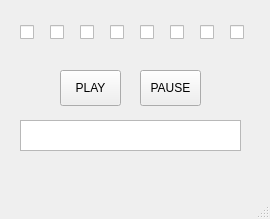
Qt form mainwindow.ui (blankoner/SimpleSequencer) before a commit.
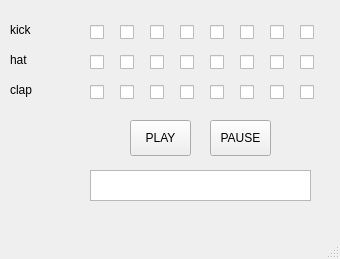
The same form after that commit.

Commit message: Modifying the sequencer to be 3-track type with kick, hihat and clap

Diff of the .ui file:
```diff
--- a/mainwindow.ui
+++ b/mainwindow.ui
@@ -6,8 +6,8 @@
    <rect>
     <x>0</x>
     <y>0</y>
-    <width>270</width>
-    <height>219</height>
+    <width>340</width>
+    <height>259</height>
    </rect>
   </property>
   <property name="windowTitle">
@@ -17,7 +17,7 @@
    <widget class="QCheckBox" name="step01">
     <property name="geometry">
      <rect>
-      <x>20</x>
+      <x>90</x>
       <y>20</y>
       <width>21</width>
       <height>25</height>
@@ -30,7 +30,7 @@
    <widget class="QCheckBox" name="step02">
     <property name="geometry">
      <rect>
-      <x>50</x>
+      <x>120</x>
       <y>20</y>
       <width>21</width>
       <height>25</height>
@@ -43,7 +43,7 @@
    <widget class="QCheckBox" name="step03">
     <property name="geometry">
      <rect>
-      <x>80</x>
+      <x>150</x>
       <y>20</y>
       <width>21</width>
       <height>25</height>
@@ -56,7 +56,7 @@
    <widget class="QCheckBox" name="step04">
     <property name="geometry">
      <rect>
-      <x>110</x>
+      <x>180</x>
       <y>20</y>
       <width>21</width>
       <height>25</height>
@@ -69,7 +69,7 @@
    <widget class="QCheckBox" name="step05">
     <property name="geometry">
      <rect>
-      <x>140</x>
+      <x>210</x>
       <y>20</y>
       <width>21</width>
       <height>25</height>
@@ -82,7 +82,7 @@
    <widget class="QCheckBox" name="step06">
     <property name="geometry">
      <rect>
-      <x>170</x>
+      <x>240</x>
       <y>20</y>
       <width>21</width>
       <height>25</height>
@@ -95,7 +95,7 @@
    <widget class="QCheckBox" name="step07">
     <property name="geometry">
      <rect>
-      <x>200</x>
+      <x>270</x>
       <y>20</y>
       <width>21</width>
       <height>25</height>
@@ -108,7 +108,7 @@
    <widget class="QCheckBox" name="step08">
     <property name="geometry">
      <rect>
-      <x>230</x>
+      <x>300</x>
       <y>20</y>
       <width>21</width>
       <height>25</height>
@@ -121,8 +121,8 @@
    <widget class="QPushButton" name="playButton">
     <property name="geometry">
      <rect>
-      <x>60</x>
-      <y>70</y>
+      <x>130</x>
+      <y>120</y>
       <width>61</width>
       <height>36</height>
      </rect>
@@ -134,8 +134,8 @@
    <widget class="QPushButton" name="pauseButton">
     <property name="geometry">
      <rect>
-      <x>140</x>
-      <y>70</y>
+      <x>210</x>
+      <y>120</y>
       <width>61</width>
       <height>36</height>
      </rect>
@@ -147,13 +147,260 @@
    <widget class="QTextBrowser" name="errorView">
     <property name="geometry">
      <rect>
-      <x>20</x>
-      <y>120</y>
+      <x>90</x>
+      <y>170</y>
       <width>221</width>
       <height>31</height>
      </rect>
     </property>
    </widget>
+   <widget class="QCheckBox" name="step17">
+    <property name="geometry">
+     <rect>
+      <x>270</x>
+      <y>50</y>
+      <width>21</width>
+      <height>25</height>
+     </rect>
+    </property>
+    <property name="text">
+     <string/>
+    </property>
+   </widget>
+   <widget class="QCheckBox" name="step12">
+    <property name="geometry">
+     <rect>
+      <x>120</x>
+      <y>50</y>
+      <width>21</width>
+      <height>25</height>
+     </rect>
+    </property>
+    <property name="text">
+     <string/>
+    </property>
+   </widget>
+   <widget class="QCheckBox" name="step16">
+    <property name="geometry">
+     <rect>
+      <x>240</x>
+      <y>50</y>
+      <width>21</width>
+      <height>25</height>
+     </rect>
+    </property>
+    <property name="text">
+     <string/>
+    </property>
+   </widget>
+   <widget class="QCheckBox" name="step11">
+    <property name="geometry">
+     <rect>
+      <x>90</x>
+      <y>50</y>
+      <width>21</width>
+      <height>25</height>
+     </rect>
+    </property>
+    <property name="text">
+     <string/>
+    </property>
+   </widget>
+   <widget class="QCheckBox" name="step15">
+    <property name="geometry">
+     <rect>
+      <x>210</x>
+      <y>50</y>
+      <width>21</width>
+      <height>25</height>
+     </rect>
+    </property>
+    <property name="text">
+     <string/>
+    </property>
+   </widget>
+   <widget class="QCheckBox" name="step18">
+    <property name="geometry">
+     <rect>
+      <x>300</x>
+      <y>50</y>
+      <width>21</width>
+      <height>25</height>
+     </rect>
+    </property>
+    <property name="text">
+     <string/>
+    </property>
+   </widget>
+   <widget class="QCheckBox" name="step13">
+    <property name="geometry">
+     <rect>
+      <x>150</x>
+      <y>50</y>
+      <width>21</width>
+      <height>25</height>
+     </rect>
+    </property>
+    <property name="text">
+     <string/>
+    </property>
+   </widget>
+   <widget class="QCheckBox" name="step14">
+    <property name="geometry">
+     <rect>
+      <x>180</x>
+      <y>50</y>
+      <width>21</width>
+      <height>25</height>
+     </rect>
+    </property>
+    <property name="text">
+     <string/>
+    </property>
+   </widget>
+   <widget class="QCheckBox" name="step27">
+    <property name="geometry">
+     <rect>
+      <x>270</x>
+      <y>80</y>
+      <width>21</width>
+      <height>25</height>
+     </rect>
+    </property>
+    <property name="text">
+     <string/>
+    </property>
+   </widget>
+   <widget class="QCheckBox" name="step22">
+    <property name="geometry">
+     <rect>
+      <x>120</x>
+      <y>80</y>
+      <width>21</width>
+      <height>25</height>
+     </rect>
+    </property>
+    <property name="text">
+     <string/>
+    </property>
+   </widget>
+   <widget class="QCheckBox" name="step26">
+    <property name="geometry">
+     <rect>
+      <x>240</x>
+      <y>80</y>
+      <width>21</width>
+      <height>25</height>
+     </rect>
+    </property>
+    <property name="text">
+     <string/>
+    </property>
+   </widget>
+   <widget class="QCheckBox" name="step21">
+    <property name="geometry">
+     <rect>
+      <x>90</x>
+      <y>80</y>
+      <width>21</width>
+      <height>25</height>
+     </rect>
+    </property>
+    <property name="text">
+     <string/>
+    </property>
+   </widget>
+   <widget class="QCheckBox" name="step25">
+    <property name="geometry">
+     <rect>
+      <x>210</x>
+      <y>80</y>
+      <width>21</width>
+      <height>25</height>
+     </rect>
+    </property>
+    <property name="text">
+     <string/>
+    </property>
+   </widget>
+   <widget class="QCheckBox" name="step28">
+    <property name="geometry">
+     <rect>
+      <x>300</x>
+      <y>80</y>
+      <width>21</width>
+      <height>25</height>
+     </rect>
+    </property>
+    <property name="text">
+     <string/>
+    </property>
+   </widget>
+   <widget class="QCheckBox" name="step23">
+    <property name="geometry">
+     <rect>
+      <x>150</x>
+      <y>80</y>
+      <width>21</width>
+      <height>25</height>
+     </rect>
+    </property>
+    <property name="text">
+     <string/>
+    </property>
+   </widget>
+   <widget class="QCheckBox" name="step24">
+    <property name="geometry">
+     <rect>
+      <x>180</x>
+      <y>80</y>
+      <width>21</width>
+      <height>25</height>
+     </rect>
+    </property>
+    <property name="text">
+     <string/>
+    </property>
+   </widget>
+   <widget class="QLabel" name="label">
+    <property name="geometry">
+     <rect>
+      <x>10</x>
+      <y>20</y>
+      <width>66</width>
+      <height>19</height>
+     </rect>
+    </property>
+    <property name="text">
+     <string>kick</string>
+    </property>
+   </widget>
+   <widget class="QLabel" name="label_2">
+    <property name="geometry">
+     <rect>
+      <x>10</x>
+      <y>50</y>
+      <width>66</width>
+      <height>19</height>
+     </rect>
+    </property>
+    <property name="text">
+     <string>hat</string>
+    </property>
+   </widget>
+   <widget class="QLabel" name="label_3">
+    <property name="geometry">
+     <rect>
+      <x>10</x>
+      <y>80</y>
+      <width>66</width>
+      <height>19</height>
+     </rect>
+    </property>
+    <property name="text">
+     <string>clap</string>
+    </property>
+   </widget>
   </widget>
   <widget class="QMenuBar" name="menubar">
    <property name="geometry">
```
Left out of the diff: 2 changed lines with no effect on the pictures. The commit also changes 4 other files.
